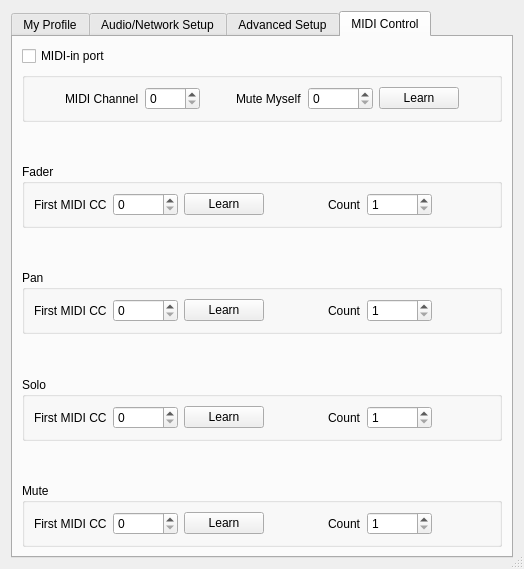
Above: src/clientsettingsdlgbase.ui from ignotus666/jamulus before the change. Below: the same form after it.
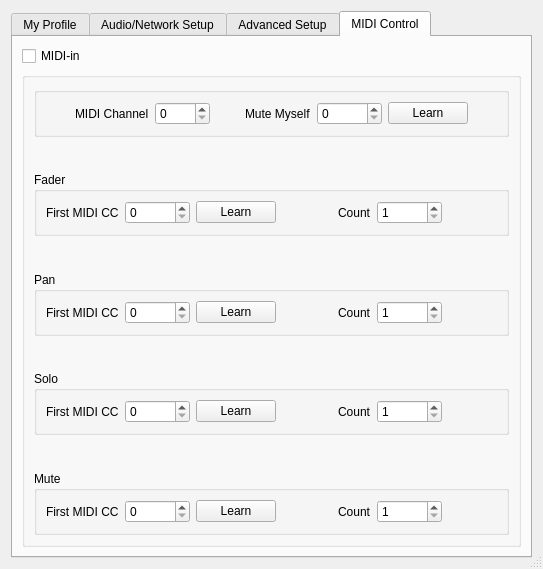
That is the form after the change. Icons and pictures are not drawn. Custom widgets are drawn as their Qt base class.

Commit message: Grey out MIDI controls when disabled

```diff
--- a/src/clientsettingsdlgbase.ui
+++ b/src/clientsettingsdlgbase.ui
@@ -6,7 +6,7 @@
    <rect>
     <x>0</x>
     <y>0</y>
-    <width>524</width>
+    <width>543</width>
     <height>569</height>
    </rect>
   </property>
@@ -1340,17 +1340,425 @@
       <attribute name="title">
        <string>MIDI Control</string>
       </attribute>
-      <layout class="QVBoxLayout" name="verticalLayout_19">
+      <layout class="QGridLayout" name="gridLayout">
+       <item row="1" column="0">
+        <widget class="QGroupBox" name="midiControlsContainer">
+         <property name="title">
+          <string/>
+         </property>
+         <layout class="QGridLayout" name="gridLayout_2">
+          <item row="10" column="0">
+           <widget class="QGroupBox" name="muteGroup">
+            <property name="font">
+             <font>
+              <weight>50</weight>
+              <bold>false</bold>
+             </font>
+            </property>
+            <property name="title">
+             <string>Mute</string>
+            </property>
+            <layout class="QHBoxLayout" name="horizontalLayout_15">
        <item>
-        <widget class="QCheckBox" name="chbUseMIDIController">
+              <widget class="QLabel" name="lblMuteOffset">
+               <property name="font">
+                <font>
+                 <weight>50</weight>
+                 <bold>false</bold>
+                </font>
+               </property>
          <property name="text">
-          <string>MIDI-in port</string>
+                <string>First MIDI CC</string>
          </property>
         </widget>
        </item>
        <item>
-        <layout class="QVBoxLayout" name="verticalLayout_17">
+              <widget class="QSpinBox" name="spnMuteOffset">
+               <property name="minimumSize">
+                <size>
+                 <width>65</width>
+                 <height>0</height>
+                </size>
+               </property>
+               <property name="font">
+                <font>
+                 <weight>50</weight>
+                 <bold>false</bold>
+                </font>
+               </property>
+               <property name="maximum">
+                <number>127</number>
+               </property>
+              </widget>
+             </item>
          <item>
+              <widget class="QPushButton" name="butLearnMuteOffset">
+               <property name="font">
+                <font>
+                 <weight>50</weight>
+                 <bold>false</bold>
+                </font>
+               </property>
+               <property name="text">
+                <string>Learn</string>
+               </property>
+               <property name="autoDefault">
+                <bool>false</bool>
+               </property>
+              </widget>
+             </item>
+             <item>
+              <spacer name="horizontalSpacer_11">
+               <property name="orientation">
+                <enum>Qt::Horizontal</enum>
+               </property>
+               <property name="sizeHint" stdset="0">
+                <size>
+                 <width>40</width>
+                 <height>20</height>
+                </size>
+               </property>
+              </spacer>
+             </item>
+             <item>
+              <widget class="QLabel" name="lblMuteCount">
+               <property name="font">
+                <font>
+                 <weight>50</weight>
+                 <bold>false</bold>
+                </font>
+               </property>
+               <property name="text">
+                <string>Count</string>
+               </property>
+              </widget>
+             </item>
+             <item>
+              <widget class="QSpinBox" name="spnMuteCount">
+               <property name="minimumSize">
+                <size>
+                 <width>65</width>
+                 <height>0</height>
+                </size>
+               </property>
+               <property name="font">
+                <font>
+                 <weight>50</weight>
+                 <bold>false</bold>
+                </font>
+               </property>
+               <property name="minimum">
+                <number>1</number>
+               </property>
+               <property name="maximum">
+                <number>127</number>
+               </property>
+              </widget>
+             </item>
+             <item>
+              <spacer name="horizontalSpacer_12">
+               <property name="orientation">
+                <enum>Qt::Horizontal</enum>
+               </property>
+               <property name="sizeHint" stdset="0">
+                <size>
+                 <width>40</width>
+                 <height>20</height>
+                </size>
+               </property>
+              </spacer>
+             </item>
+            </layout>
+           </widget>
+          </item>
+          <item row="8" column="0">
+           <widget class="QGroupBox" name="soloGroup">
+            <property name="font">
+             <font>
+              <weight>50</weight>
+              <bold>false</bold>
+             </font>
+            </property>
+            <property name="title">
+             <string>Solo</string>
+            </property>
+            <layout class="QHBoxLayout" name="horizontalLayout_14">
+             <item>
+              <widget class="QLabel" name="lblSoloOffset">
+               <property name="font">
+                <font>
+                 <weight>50</weight>
+                 <bold>false</bold>
+                </font>
+               </property>
+               <property name="text">
+                <string>First MIDI CC</string>
+               </property>
+              </widget>
+             </item>
+             <item>
+              <widget class="QSpinBox" name="spnSoloOffset">
+               <property name="minimumSize">
+                <size>
+                 <width>65</width>
+                 <height>0</height>
+                </size>
+               </property>
+               <property name="font">
+                <font>
+                 <weight>50</weight>
+                 <bold>false</bold>
+                </font>
+               </property>
+               <property name="maximum">
+                <number>127</number>
+               </property>
+              </widget>
+             </item>
+             <item>
+              <widget class="QPushButton" name="butLearnSoloOffset">
+               <property name="font">
+                <font>
+                 <weight>50</weight>
+                 <bold>false</bold>
+                </font>
+               </property>
+               <property name="text">
+                <string>Learn</string>
+               </property>
+               <property name="autoDefault">
+                <bool>false</bool>
+               </property>
+              </widget>
+             </item>
+             <item>
+              <spacer name="horizontalSpacer_14">
+               <property name="orientation">
+                <enum>Qt::Horizontal</enum>
+               </property>
+               <property name="sizeHint" stdset="0">
+                <size>
+                 <width>40</width>
+                 <height>20</height>
+                </size>
+               </property>
+              </spacer>
+             </item>
+             <item>
+              <widget class="QLabel" name="lblSoloCount">
+               <property name="font">
+                <font>
+                 <weight>50</weight>
+                 <bold>false</bold>
+                </font>
+               </property>
+               <property name="text">
+                <string>Count</string>
+               </property>
+              </widget>
+             </item>
+             <item>
+              <widget class="QSpinBox" name="spnSoloCount">
+               <property name="minimumSize">
+                <size>
+                 <width>65</width>
+                 <height>0</height>
+                </size>
+               </property>
+               <property name="font">
+                <font>
+                 <weight>50</weight>
+                 <bold>false</bold>
+                </font>
+               </property>
+               <property name="minimum">
+                <number>1</number>
+               </property>
+               <property name="maximum">
+                <number>127</number>
+               </property>
+              </widget>
+             </item>
+             <item>
+              <spacer name="horizontalSpacer_13">
+               <property name="orientation">
+                <enum>Qt::Horizontal</enum>
+               </property>
+               <property name="sizeHint" stdset="0">
+                <size>
+                 <width>40</width>
+                 <height>20</height>
+                </size>
+               </property>
+              </spacer>
+             </item>
+            </layout>
+           </widget>
+          </item>
+          <item row="9" column="0">
+           <spacer name="verticalSpacer_17">
+            <property name="orientation">
+             <enum>Qt::Vertical</enum>
+            </property>
+            <property name="sizeHint" stdset="0">
+             <size>
+              <width>20</width>
+              <height>40</height>
+             </size>
+            </property>
+           </spacer>
+          </item>
+          <item row="5" column="0">
+           <spacer name="verticalSpacer_14">
+            <property name="orientation">
+             <enum>Qt::Vertical</enum>
+            </property>
+            <property name="sizeHint" stdset="0">
+             <size>
+              <width>20</width>
+              <height>40</height>
+             </size>
+            </property>
+           </spacer>
+          </item>
+          <item row="6" column="0">
+           <widget class="QGroupBox" name="panGroup">
+            <property name="font">
+             <font>
+              <weight>50</weight>
+              <bold>false</bold>
+             </font>
+            </property>
+            <property name="title">
+             <string>Pan</string>
+            </property>
+            <layout class="QHBoxLayout" name="horizontalLayout_13">
+             <item>
+              <widget class="QLabel" name="lblPanOffset">
+               <property name="font">
+                <font>
+                 <weight>50</weight>
+                 <bold>false</bold>
+                </font>
+               </property>
+               <property name="text">
+                <string>First MIDI CC</string>
+               </property>
+              </widget>
+             </item>
+             <item>
+              <widget class="QSpinBox" name="spnPanOffset">
+               <property name="minimumSize">
+                <size>
+                 <width>65</width>
+                 <height>0</height>
+                </size>
+               </property>
+               <property name="font">
+                <font>
+                 <weight>50</weight>
+                 <bold>false</bold>
+                </font>
+               </property>
+               <property name="maximum">
+                <number>127</number>
+               </property>
+              </widget>
+             </item>
+             <item>
+              <widget class="QPushButton" name="butLearnPanOffset">
+               <property name="font">
+                <font>
+                 <weight>50</weight>
+                 <bold>false</bold>
+                </font>
+               </property>
+               <property name="text">
+                <string>Learn</string>
+               </property>
+               <property name="autoDefault">
+                <bool>false</bool>
+               </property>
+              </widget>
+             </item>
+             <item>
+              <spacer name="horizontalSpacer_17">
+               <property name="orientation">
+                <enum>Qt::Horizontal</enum>
+               </property>
+               <property name="sizeHint" stdset="0">
+                <size>
+                 <width>40</width>
+                 <height>20</height>
+                </size>
+               </property>
+              </spacer>
+             </item>
+             <item>
+              <widget class="QLabel" name="lblPanCount">
+               <property name="font">
+                <font>
+                 <weight>50</weight>
+                 <bold>false</bold>
+                </font>
+               </property>
+               <property name="text">
+                <string>Count</string>
+               </property>
+              </widget>
+             </item>
+             <item>
+              <widget class="QSpinBox" name="spnPanCount">
+               <property name="minimumSize">
+                <size>
+                 <width>65</width>
+                 <height>0</height>
+                </size>
+               </property>
+               <property name="font">
+                <font>
+                 <weight>50</weight>
+                 <bold>false</bold>
+                </font>
+               </property>
+               <property name="minimum">
+                <number>1</number>
+               </property>
+               <property name="maximum">
+                <number>127</number>
+               </property>
+              </widget>
+             </item>
+             <item>
+              <spacer name="horizontalSpacer_19">
+               <property name="orientation">
+                <enum>Qt::Horizontal</enum>
+               </property>
+               <property name="sizeHint" stdset="0">
+                <size>
+                 <width>40</width>
+                 <height>20</height>
+                </size>
+               </property>
+              </spacer>
+             </item>
+            </layout>
+           </widget>
+          </item>
+          <item row="3" column="0">
+           <spacer name="verticalSpacer_12">
+            <property name="orientation">
+             <enum>Qt::Vertical</enum>
+            </property>
+            <property name="sizeHint" stdset="0">
+             <size>
+              <width>20</width>
+              <height>40</height>
+             </size>
+            </property>
+           </spacer>
+          </item>
+          <item row="1" column="0" rowspan="2">
           <widget class="QGroupBox" name="chanMuteGroup">
            <property name="font">
             <font>
@@ -1408,7 +1816,7 @@
              </widget>
             </item>
             <item>
-             <spacer name="horizontalSpacer_23">
+              <spacer name="horizontalSpacer_15">
               <property name="orientation">
                <enum>Qt::Horizontal</enum>
               </property>
@@ -1469,7 +1877,7 @@
              </widget>
             </item>
             <item>
-             <spacer name="horizontalSpacer_24">
+              <spacer name="horizontalSpacer_23">
               <property name="orientation">
                <enum>Qt::Horizontal</enum>
               </property>
@@ -1484,8 +1892,8 @@
            </layout>
           </widget>
          </item>
-         <item>
-          <spacer name="verticalSpacer_12">
+          <item row="7" column="0">
+           <spacer name="verticalSpacer_16">
            <property name="orientation">
             <enum>Qt::Vertical</enum>
            </property>
@@ -1497,7 +1905,7 @@
            </property>
           </spacer>
          </item>
-         <item>
+          <item row="4" column="0">
           <widget class="QGroupBox" name="faderGroup">
            <property name="font">
             <font>
@@ -1621,418 +2029,21 @@
            </layout>
           </widget>
          </item>
-         <item>
-          <spacer name="verticalSpacer_14">
-           <property name="orientation">
-            <enum>Qt::Vertical</enum>
-           </property>
-           <property name="sizeHint" stdset="0">
-            <size>
-             <width>20</width>
-             <height>40</height>
-            </size>
-           </property>
-          </spacer>
-         </item>
-         <item>
-          <widget class="QGroupBox" name="panGroup">
-           <property name="font">
-            <font>
-             <weight>50</weight>
-             <bold>false</bold>
-            </font>
-           </property>
-           <property name="title">
-            <string>Pan</string>
-           </property>
-           <layout class="QHBoxLayout" name="horizontalLayout_13">
-            <item>
-             <widget class="QLabel" name="lblPanOffset">
-              <property name="font">
-               <font>
-                <weight>50</weight>
-                <bold>false</bold>
-               </font>
-              </property>
-              <property name="text">
-               <string>First MIDI CC</string>
-              </property>
-             </widget>
-            </item>
-            <item>
-             <widget class="QSpinBox" name="spnPanOffset">
-              <property name="minimumSize">
-               <size>
-                <width>65</width>
-                <height>0</height>
-               </size>
-              </property>
-              <property name="font">
-               <font>
-                <weight>50</weight>
-                <bold>false</bold>
-               </font>
-              </property>
-              <property name="maximum">
-               <number>127</number>
-              </property>
-             </widget>
-            </item>
-            <item>
-             <widget class="QPushButton" name="butLearnPanOffset">
-              <property name="font">
-               <font>
-                <weight>50</weight>
-                <bold>false</bold>
-               </font>
-              </property>
-              <property name="text">
-               <string>Learn</string>
-              </property>
-              <property name="autoDefault">
-               <bool>false</bool>
-              </property>
-             </widget>
-            </item>
-            <item>
-             <spacer name="horizontalSpacer_17">
-              <property name="orientation">
-               <enum>Qt::Horizontal</enum>
-              </property>
-              <property name="sizeHint" stdset="0">
-               <size>
-                <width>40</width>
-                <height>20</height>
-               </size>
-              </property>
-             </spacer>
-            </item>
-            <item>
-             <widget class="QLabel" name="lblPanCount">
-              <property name="font">
-               <font>
-                <weight>50</weight>
-                <bold>false</bold>
-               </font>
-              </property>
-              <property name="text">
-               <string>Count</string>
-              </property>
-             </widget>
-            </item>
-            <item>
-             <widget class="QSpinBox" name="spnPanCount">
-              <property name="minimumSize">
-               <size>
-                <width>65</width>
-                <height>0</height>
-               </size>
-              </property>
-              <property name="font">
-               <font>
-                <weight>50</weight>
-                <bold>false</bold>
-               </font>
-              </property>
-              <property name="minimum">
-               <number>1</number>
-              </property>
-              <property name="maximum">
-               <number>127</number>
-              </property>
-             </widget>
-            </item>
-            <item>
-             <spacer name="horizontalSpacer_19">
-              <property name="orientation">
-               <enum>Qt::Horizontal</enum>
-              </property>
-              <property name="sizeHint" stdset="0">
-               <size>
-                <width>40</width>
-                <height>20</height>
-               </size>
-              </property>
-             </spacer>
-            </item>
            </layout>
           </widget>
          </item>
-         <item>
-          <spacer name="verticalSpacer_16">
-           <property name="orientation">
-            <enum>Qt::Vertical</enum>
-           </property>
-           <property name="sizeHint" stdset="0">
-            <size>
-             <width>20</width>
-             <height>40</height>
-            </size>
-           </property>
-          </spacer>
-         </item>
-         <item>
-          <widget class="QGroupBox" name="soloGroup">
-           <property name="font">
-            <font>
-             <weight>50</weight>
-             <bold>false</bold>
-            </font>
-           </property>
-           <property name="title">
-            <string>Solo</string>
-           </property>
-           <layout class="QHBoxLayout" name="horizontalLayout_14">
-            <item>
-             <widget class="QLabel" name="lblSoloOffset">
-              <property name="font">
-               <font>
-                <weight>50</weight>
-                <bold>false</bold>
-               </font>
-              </property>
+       <item row="0" column="0">
+        <widget class="QCheckBox" name="chbUseMIDIController">
+         <property name="sizePolicy">
+          <sizepolicy hsizetype="Preferred" vsizetype="Preferred">
+           <horstretch>0</horstretch>
+           <verstretch>0</verstretch>
+          </sizepolicy>
+         </property>
               <property name="text">
-               <string>First MIDI CC</string>
-              </property>
-             </widget>
-            </item>
-            <item>
-             <widget class="QSpinBox" name="spnSoloOffset">
-              <property name="minimumSize">
-               <size>
-                <width>65</width>
-                <height>0</height>
-               </size>
-              </property>
-              <property name="font">
-               <font>
-                <weight>50</weight>
-                <bold>false</bold>
-               </font>
-              </property>
-              <property name="maximum">
-               <number>127</number>
-              </property>
-             </widget>
-            </item>
-            <item>
-             <widget class="QPushButton" name="butLearnSoloOffset">
-              <property name="font">
-               <font>
-                <weight>50</weight>
-                <bold>false</bold>
-               </font>
-              </property>
-              <property name="text">
-               <string>Learn</string>
-              </property>
-              <property name="autoDefault">
-               <bool>false</bool>
-              </property>
-             </widget>
-            </item>
-            <item>
-             <spacer name="horizontalSpacer_14">
-              <property name="orientation">
-               <enum>Qt::Horizontal</enum>
-              </property>
-              <property name="sizeHint" stdset="0">
-               <size>
-                <width>40</width>
-                <height>20</height>
-               </size>
-              </property>
-             </spacer>
-            </item>
-            <item>
-             <widget class="QLabel" name="lblSoloCount">
-              <property name="font">
-               <font>
-                <weight>50</weight>
-                <bold>false</bold>
-               </font>
-              </property>
-              <property name="text">
-               <string>Count</string>
-              </property>
-             </widget>
-            </item>
-            <item>
-             <widget class="QSpinBox" name="spnSoloCount">
-              <property name="minimumSize">
-               <size>
-                <width>65</width>
-                <height>0</height>
-               </size>
-              </property>
-              <property name="font">
-               <font>
-                <weight>50</weight>
-                <bold>false</bold>
-               </font>
-              </property>
-              <property name="minimum">
-               <number>1</number>
-              </property>
-              <property name="maximum">
-               <number>127</number>
-              </property>
-             </widget>
-            </item>
-            <item>
-             <spacer name="horizontalSpacer_13">
-              <property name="orientation">
-               <enum>Qt::Horizontal</enum>
-              </property>
-              <property name="sizeHint" stdset="0">
-               <size>
-                <width>40</width>
-                <height>20</height>
-               </size>
-              </property>
-             </spacer>
-            </item>
-           </layout>
-          </widget>
-         </item>
-         <item>
-          <spacer name="verticalSpacer_17">
-           <property name="orientation">
-            <enum>Qt::Vertical</enum>
-           </property>
-           <property name="sizeHint" stdset="0">
-            <size>
-             <width>20</width>
-             <height>40</height>
-            </size>
-           </property>
-          </spacer>
-         </item>
-         <item>
-          <widget class="QGroupBox" name="muteGroup">
-           <property name="font">
-            <font>
-             <weight>50</weight>
-             <bold>false</bold>
-            </font>
-           </property>
-           <property name="title">
-            <string>Mute</string>
-           </property>
-           <layout class="QHBoxLayout" name="horizontalLayout_15">
-            <item>
-             <widget class="QLabel" name="lblMuteOffset">
-              <property name="font">
-               <font>
-                <weight>50</weight>
-                <bold>false</bold>
-               </font>
-              </property>
-              <property name="text">
-               <string>First MIDI CC</string>
-              </property>
-             </widget>
-            </item>
-            <item>
-             <widget class="QSpinBox" name="spnMuteOffset">
-              <property name="minimumSize">
-               <size>
-                <width>65</width>
-                <height>0</height>
-               </size>
-              </property>
-              <property name="font">
-               <font>
-                <weight>50</weight>
-                <bold>false</bold>
-               </font>
-              </property>
-              <property name="maximum">
-               <number>127</number>
-              </property>
-             </widget>
-            </item>
-            <item>
-             <widget class="QPushButton" name="butLearnMuteOffset">
-              <property name="font">
-               <font>
-                <weight>50</weight>
-                <bold>false</bold>
-               </font>
-              </property>
-              <property name="text">
-               <string>Learn</string>
-              </property>
-              <property name="autoDefault">
-               <bool>false</bool>
-              </property>
-             </widget>
-            </item>
-            <item>
-             <spacer name="horizontalSpacer_11">
-              <property name="orientation">
-               <enum>Qt::Horizontal</enum>
-              </property>
-              <property name="sizeHint" stdset="0">
-               <size>
-                <width>40</width>
-                <height>20</height>
-               </size>
-              </property>
-             </spacer>
-            </item>
-            <item>
-             <widget class="QLabel" name="lblMuteCount">
-              <property name="font">
-               <font>
-                <weight>50</weight>
-                <bold>false</bold>
-               </font>
-              </property>
-              <property name="text">
-               <string>Count</string>
-              </property>
-             </widget>
-            </item>
-            <item>
-             <widget class="QSpinBox" name="spnMuteCount">
-              <property name="minimumSize">
-               <size>
-                <width>65</width>
-                <height>0</height>
-               </size>
-              </property>
-              <property name="font">
-               <font>
-                <weight>50</weight>
-                <bold>false</bold>
-               </font>
-              </property>
-              <property name="minimum">
-               <number>1</number>
-              </property>
-              <property name="maximum">
-               <number>127</number>
-              </property>
-             </widget>
-            </item>
-            <item>
-             <spacer name="horizontalSpacer_12">
-              <property name="orientation">
-               <enum>Qt::Horizontal</enum>
-              </property>
-              <property name="sizeHint" stdset="0">
-               <size>
-                <width>40</width>
-                <height>20</height>
-               </size>
-              </property>
-             </spacer>
-            </item>
-           </layout>
-          </widget>
-         </item>
-        </layout>
+          <string>MIDI-in</string>
+         </property>
+        </widget>
        </item>
       </layout>
      </widget>
```
Left out of the diff: 7 changed lines with no effect on the pictures. Lines whose indentation alone changed are shown as unchanged. The commit also changes 2 other files.
